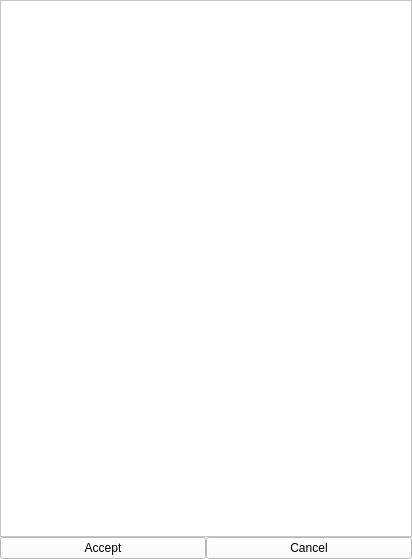
Qt form Projects/UserTaskManagerView/addform.ui (kee-reel/PLAGins) before a commit.
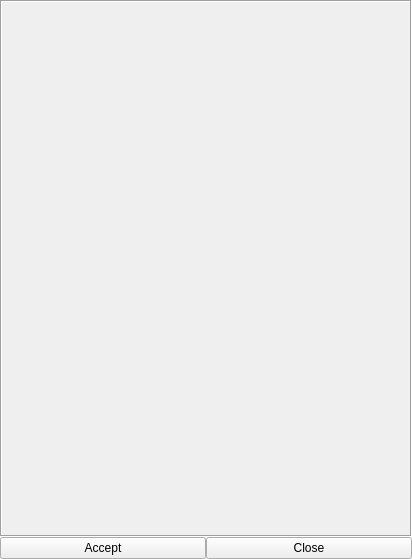
The same form after that commit. Icons and pictures are not drawn.

What changed in the file:
```diff
--- a/Projects/UserTaskManagerView/addform.ui
+++ b/Projects/UserTaskManagerView/addform.ui
@@ -2,6 +2,9 @@
 <ui version="4.0">
  <class>AddForm</class>
  <widget class="QWidget" name="AddForm">
+  <property name="enabled">
+   <bool>true</bool>
+  </property>
   <property name="geometry">
    <rect>
     <x>0</x>
@@ -10,421 +13,6 @@
     <height>559</height>
    </rect>
   </property>
-  <property name="palette">
-   <palette>
-    <active>
-     <colorrole role="WindowText">
-      <brush brushstyle="SolidPattern">
-       <color alpha="255">
-        <red>0</red>
-        <green>0</green>
-        <blue>0</blue>
-       </color>
-      </brush>
-     </colorrole>
-     <colorrole role="Button">
-      <brush brushstyle="SolidPattern">
-       <color alpha="255">
-        <red>255</red>
-        <green>255</green>
-        <blue>255</blue>
-       </color>
-      </brush>
-     </colorrole>
-     <colorrole role="Light">
-      <brush brushstyle="SolidPattern">
-       <color alpha="255">
-        <red>255</red>
-        <green>255</green>
-        <blue>255</blue>
-       </color>
-      </brush>
-     </colorrole>
-     <colorrole role="Midlight">
-      <brush brushstyle="SolidPattern">
-       <color alpha="255">
-        <red>255</red>
-        <green>255</green>
-        <blue>255</blue>
-       </color>
-      </brush>
-     </colorrole>
-     <colorrole role="Dark">
-      <brush brushstyle="SolidPattern">
-       <color alpha="255">
-        <red>127</red>
-        <green>127</green>
-        <blue>127</blue>
-       </color>
-      </brush>
-     </colorrole>
-     <colorrole role="Mid">
-      <brush brushstyle="SolidPattern">
-       <color alpha="255">
-        <red>170</red>
-        <green>170</green>
-        <blue>170</blue>
-       </color>
-      </brush>
-     </colorrole>
-     <colorrole role="Text">
-      <brush brushstyle="SolidPattern">
-       <color alpha="255">
-        <red>0</red>
-        <green>0</green>
-        <blue>0</blue>
-       </color>
-      </brush>
-     </colorrole>
-     <colorrole role="BrightText">
-      <brush brushstyle="SolidPattern">
-       <color alpha="255">
-        <red>255</red>
-        <green>255</green>
-        <blue>255</blue>
-       </color>
-      </brush>
-     </colorrole>
-     <colorrole role="ButtonText">
-      <brush brushstyle="SolidPattern">
-       <color alpha="255">
-        <red>0</red>
-        <green>0</green>
-        <blue>0</blue>
-       </color>
-      </brush>
-     </colorrole>
-     <colorrole role="Base">
-      <brush brushstyle="SolidPattern">
-       <color alpha="255">
-        <red>255</red>
-        <green>255</green>
-        <blue>255</blue>
-       </color>
-      </brush>
-     </colorrole>
-     <colorrole role="Window">
-      <brush brushstyle="SolidPattern">
-       <color alpha="255">
-        <red>255</red>
-        <green>255</green>
-        <blue>255</blue>
-       </color>
-      </brush>
-     </colorrole>
-     <colorrole role="Shadow">
-      <brush brushstyle="SolidPattern">
-       <color alpha="255">
-        <red>0</red>
-        <green>0</green>
-        <blue>0</blue>
-       </color>
-      </brush>
-     </colorrole>
-     <colorrole role="AlternateBase">
-      <brush brushstyle="SolidPattern">
-       <color alpha="255">
-        <red>255</red>
-        <green>255</green>
-        <blue>255</blue>
-       </color>
-      </brush>
-     </colorrole>
-     <colorrole role="ToolTipBase">
-      <brush brushstyle="SolidPattern">
-       <color alpha="255">
-        <red>255</red>
-        <green>255</green>
-        <blue>220</blue>
-       </color>
-      </brush>
-     </colorrole>
-     <colorrole role="ToolTipText">
-      <brush brushstyle="SolidPattern">
-       <color alpha="255">
-        <red>0</red>
-        <green>0</green>
-        <blue>0</blue>
-       </color>
-      </brush>
-     </colorrole>
-    </active>
-    <inactive>
-     <colorrole role="WindowText">
-      <brush brushstyle="SolidPattern">
-       <color alpha="255">
-        <red>0</red>
-        <green>0</green>
-        <blue>0</blue>
-       </color>
-      </brush>
-     </colorrole>
-     <colorrole role="Button">
-      <brush brushstyle="SolidPattern">
-       <color alpha="255">
-        <red>255</red>
-        <green>255</green>
-        <blue>255</blue>
-       </color>
-      </brush>
-     </colorrole>
-     <colorrole role="Light">
-      <brush brushstyle="SolidPattern">
-       <color alpha="255">
-        <red>255</red>
-        <green>255</green>
-        <blue>255</blue>
-       </color>
-      </brush>
-     </colorrole>
-     <colorrole role="Midlight">
-      <brush brushstyle="SolidPattern">
-       <color alpha="255">
-        <red>255</red>
-        <green>255</green>
-        <blue>255</blue>
-       </color>
-      </brush>
-     </colorrole>
-     <colorrole role="Dark">
-      <brush brushstyle="SolidPattern">
-       <color alpha="255">
-        <red>127</red>
-        <green>127</green>
-        <blue>127</blue>
-       </color>
-      </brush>
-     </colorrole>
-     <colorrole role="Mid">
-      <brush brushstyle="SolidPattern">
-       <color alpha="255">
-        <red>170</red>
-        <green>170</green>
-        <blue>170</blue>
-       </color>
-      </brush>
-     </colorrole>
-     <colorrole role="Text">
-      <brush brushstyle="SolidPattern">
-       <color alpha="255">
-        <red>0</red>
-        <green>0</green>
-        <blue>0</blue>
-       </color>
-      </brush>
-     </colorrole>
-     <colorrole role="BrightText">
-      <brush brushstyle="SolidPattern">
-       <color alpha="255">
-        <red>255</red>
-        <green>255</green>
-        <blue>255</blue>
-       </color>
-      </brush>
-     </colorrole>
-     <colorrole role="ButtonText">
-      <brush brushstyle="SolidPattern">
-       <color alpha="255">
-        <red>0</red>
-        <green>0</green>
-        <blue>0</blue>
-       </color>
-      </brush>
-     </colorrole>
-     <colorrole role="Base">
-      <brush brushstyle="SolidPattern">
-       <color alpha="255">
-        <red>255</red>
-        <green>255</green>
-        <blue>255</blue>
-       </color>
-      </brush>
-     </colorrole>
-     <colorrole role="Window">
-      <brush brushstyle="SolidPattern">
-       <color alpha="255">
-        <red>255</red>
-        <green>255</green>
-        <blue>255</blue>
-       </color>
-      </brush>
-     </colorrole>
-     <colorrole role="Shadow">
-      <brush brushstyle="SolidPattern">
-       <color alpha="255">
-        <red>0</red>
-        <green>0</green>
-        <blue>0</blue>
-       </color>
-      </brush>
-     </colorrole>
-     <colorrole role="AlternateBase">
-      <brush brushstyle="SolidPattern">
-       <color alpha="255">
-        <red>255</red>
-        <green>255</green>
-        <blue>255</blue>
-       </color>
-      </brush>
-     </colorrole>
-     <colorrole role="ToolTipBase">
-      <brush brushstyle="SolidPattern">
-       <color alpha="255">
-        <red>255</red>
-        <green>255</green>
-        <blue>220</blue>
-       </color>
-      </brush>
-     </colorrole>
-     <colorrole role="ToolTipText">
-      <brush brushstyle="SolidPattern">
-       <color alpha="255">
-        <red>0</red>
-        <green>0</green>
-        <blue>0</blue>
-       </color>
-      </brush>
-     </colorrole>
-    </inactive>
-    <disabled>
-     <colorrole role="WindowText">
-      <brush brushstyle="SolidPattern">
-       <color alpha="255">
-        <red>127</red>
-        <green>127</green>
-        <blue>127</blue>
-       </color>
-      </brush>
-     </colorrole>
-     <colorrole role="Button">
-      <brush brushstyle="SolidPattern">
-       <color alpha="255">
-        <red>255</red>
-        <green>255</green>
-        <blue>255</blue>
-       </color>
-      </brush>
-     </colorrole>
-     <colorrole role="Light">
-      <brush brushstyle="SolidPattern">
-       <color alpha="255">
-        <red>255</red>
-        <green>255</green>
-        <blue>255</blue>
-       </color>
-      </brush>
-     </colorrole>
-     <colorrole role="Midlight">
-      <brush brushstyle="SolidPattern">
-       <color alpha="255">
-        <red>255</red>
-        <green>255</green>
-        <blue>255</blue>
-       </color>
-      </brush>
-     </colorrole>
-     <colorrole role="Dark">
-      <brush brushstyle="SolidPattern">
-       <color alpha="255">
-        <red>127</red>
-        <green>127</green>
-        <blue>127</blue>
-       </color>
-      </brush>
-     </colorrole>
-     <colorrole role="Mid">
-      <brush brushstyle="SolidPattern">
-       <color alpha="255">
-        <red>170</red>
-        <green>170</green>
-        <blue>170</blue>
-       </color>
-      </brush>
-     </colorrole>
-     <colorrole role="Text">
-      <brush brushstyle="SolidPattern">
-       <color alpha="255">
-        <red>127</red>
-        <green>127</green>
-        <blue>127</blue>
-       </color>
-      </brush>
-     </colorrole>
-     <colorrole role="BrightText">
-      <brush brushstyle="SolidPattern">
-       <color alpha="255">
-        <red>255</red>
-        <green>255</green>
-        <blue>255</blue>
-       </color>
-      </brush>
-     </colorrole>
-     <colorrole role="ButtonText">
-      <brush brushstyle="SolidPattern">
-       <color alpha="255">
-        <red>127</red>
-        <green>127</green>
-        <blue>127</blue>
-       </color>
-      </brush>
-     </colorrole>
-     <colorrole role="Base">
-      <brush brushstyle="SolidPattern">
-       <color alpha="255">
-        <red>255</red>
-        <green>255</green>
-        <blue>255</blue>
-       </color>
-      </brush>
-     </colorrole>
-     <colorrole role="Window">
-      <brush brushstyle="SolidPattern">
-       <color alpha="255">
-        <red>255</red>
-        <green>255</green>
-        <blue>255</blue>
-       </color>
-      </brush>
-     </colorrole>
-     <colorrole role="Shadow">
-      <brush brushstyle="SolidPattern">
-       <color alpha="255">
-        <red>0</red>
-        <green>0</green>
-        <blue>0</blue>
-       </color>
-      </brush>
-     </colorrole>
-     <colorrole role="AlternateBase">
-      <brush brushstyle="SolidPattern">
-       <color alpha="255">
-        <red>255</red>
-        <green>255</green>
-        <blue>255</blue>
-       </color>
-      </brush>
-     </colorrole>
-     <colorrole role="ToolTipBase">
-      <brush brushstyle="SolidPattern">
-       <color alpha="255">
-        <red>255</red>
-        <green>255</green>
-        <blue>220</blue>
-       </color>
-      </brush>
-     </colorrole>
-     <colorrole role="ToolTipText">
-      <brush brushstyle="SolidPattern">
-       <color alpha="255">
-        <red>0</red>
-        <green>0</green>
-        <blue>0</blue>
-       </color>
-      </brush>
-     </colorrole>
-    </disabled>
-   </palette>
-  </property>
   <property name="windowTitle">
    <string>Form</string>
   </property>
@@ -449,9 +37,15 @@
    </property>
    <item>
     <widget class="QScrollArea" name="scrollArea">
+     <property name="enabled">
+      <bool>true</bool>
+     </property>
      <property name="focusPolicy">
       <enum>Qt::NoFocus</enum>
      </property>
+     <property name="frameShape">
+      <enum>QFrame::Box</enum>
+     </property>
      <property name="widgetResizable">
       <bool>true</bool>
      </property>
@@ -460,10 +54,13 @@
        <rect>
         <x>0</x>
         <y>0</y>
-        <width>410</width>
-        <height>513</height>
+        <width>408</width>
+        <height>511</height>
        </rect>
       </property>
+      <property name="autoFillBackground">
+       <bool>false</bool>
+      </property>
      </widget>
     </widget>
    </item>
@@ -498,7 +95,7 @@
         </size>
        </property>
        <property name="text">
-        <string>Cancel</string>
+        <string>Close</string>
        </property>
        <property name="icon">
         <iconset resource="res.qrc">
```
Left out of the diff: 6 changed lines with no effect on the pictures.
